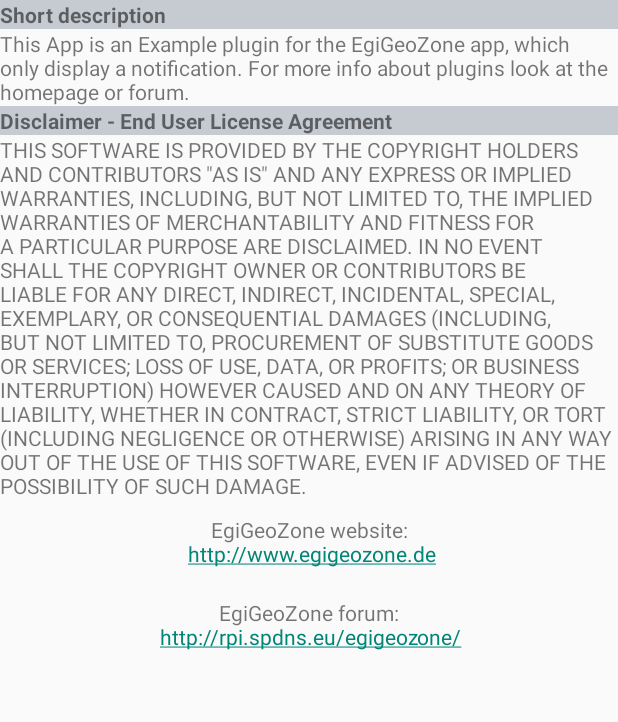
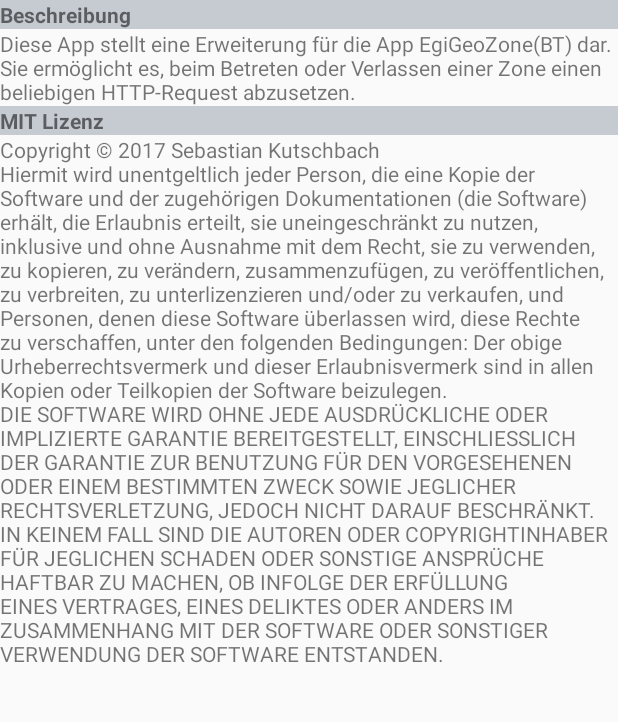
Before and after one commit to sebastiankutschbach/HTTPPlugin, an Android app: the layout info.xml on its own in the app's theme, with its tools: preview values and no code run, on a phone screen of 412 x 824 dp, the part 48-770 px from its top. Run offline under Robolectric (Android 15) with nearby library versions, the phone set to English and light mode, and no system bars.

```diff
--- a/app/src/main/java/kutschi/de/httpplugin/Info.java
+++ b/app/src/main/java/kutschi/de/httpplugin/Info.java
@@ -13,7 +13,7 @@ public class Info extends AppCompatActivity  {
         try {
             PackageInfo pi = getPackageManager().getPackageInfo("de.egi.geofence.geozone.plugin.example", PackageManager.GET_CONFIGURATIONS);
 			String v = pi.versionName;
-	        setTitle("ExamplePlugin " + v);
+	        setTitle("HttpPlugin " + v);
 		} catch (NameNotFoundException e) {
 			e.printStackTrace();
 		}
--- a/app/src/main/res/layout/info.xml
+++ b/app/src/main/res/layout/info.xml
@@ -41,25 +41,5 @@
         </LinearLayout>
         <TextView android:layout_width="wrap_content" android:layout_height="wrap_content" android:id="@+id/text3" android:text="@string/disclaimer"></TextView>
 
-        <TextView
-            android:id="@+id/hp"
-            android:layout_width="wrap_content"
-            android:layout_height="wrap_content"
-            android:layout_gravity="center"
-            android:autoLink="web"
-            android:gravity="center"
-            android:padding="10dp"
-            android:text="@string/hp"
-            android:textAppearance="?android:attr/textAppearanceSmall" />
-        <TextView
-            android:id="@+id/forum"
-            android:layout_width="wrap_content"
-            android:layout_height="wrap_content"
-            android:layout_gravity="center"
-            android:autoLink="web"
-            android:gravity="center"
-            android:padding="10dp"
-            android:text="@string/forum"
-            android:textAppearance="?android:attr/textAppearanceSmall" />
     </LinearLayout>
 </ScrollView>
--- a/app/src/main/res/values/strings.xml
+++ b/app/src/main/res/values/strings.xml
@@ -1,19 +1,20 @@
 <resources tools:ignore="MissingTranslation" xmlns:tools="http://schemas.android.com/tools">
     <string name="app_name">HTTP Plugin</string>
-    <string name="settings">Please enter your Example Plugin settings here!</string>
+    <!--<string name="settings">Please enter your Example Plugin settings here!</string>-->
     <string name="action_info">Info</string>
 
-    <string name="info_title">Short description</string>
-    <string name="info">This App is an Example plugin for the EgiGeoZone app, which only display a notification. For more info about plugins look at the homepage or forum.</string>
-    <string name="disclaimer_title">Disclaimer - End User License Agreement</string>
-    <string name="disclaimer">THIS SOFTWARE IS PROVIDED BY THE COPYRIGHT HOLDERS AND CONTRIBUTORS \"AS IS\" AND ANY EXPRESS OR IMPLIED WARRANTIES, INCLUDING, BUT NOT LIMITED TO, THE IMPLIED WARRANTIES OF MERCHANTABILITY AND FITNESS FOR A PARTICULAR PURPOSE ARE DISCLAIMED. IN NO EVENT SHALL THE COPYRIGHT OWNER OR CONTRIBUTORS BE LIABLE FOR ANY DIRECT, INDIRECT, INCIDENTAL, SPECIAL, EXEMPLARY, OR CONSEQUENTIAL DAMAGES (INCLUDING, BUT NOT LIMITED TO, PROCUREMENT OF SUBSTITUTE GOODS OR SERVICES; LOSS OF USE, DATA, OR PROFITS; OR BUSINESS INTERRUPTION) HOWEVER CAUSED AND ON ANY THEORY OF LIABILITY, WHETHER IN CONTRACT, STRICT LIABILITY, OR TORT (INCLUDING NEGLIGENCE OR OTHERWISE) ARISING IN ANY WAY OUT OF THE USE OF THIS SOFTWARE, EVEN IF ADVISED OF THE POSSIBILITY OF SUCH DAMAGE.</string>
-
-    <string name="hp_help">You can find the EgiGeoZone manual here:\n <a href="http://www.egigeozone.de/manual/default_en.html">http://www.egigeozone.de/manual/default_en.html</a></string>
-    <string name="hp">EgiGeoZone website:\n <a href="http://www.egigeozone.de">http://www.egigeozone.de</a></string>
-    <string name="forum">EgiGeoZone forum:\n <a href="http://rpi.spdns.eu/egigeozone/">http://rpi.spdns.eu/egigeozone/</a></string>
+    <string name="info_title">Beschreibung</string>
+    <string name="info">Diese App stellt eine Erweiterung für die App EgiGeoZone(BT) dar. Sie ermöglicht es, beim Betreten oder Verlassen einer Zone einen beliebigen HTTP-Request abzusetzen.</string>
+    <string name="disclaimer_title">MIT Lizenz</string>
+    <string name="disclaimer">Copyright © 2017 Sebastian Kutschbach\nHiermit wird unentgeltlich jeder Person, die eine Kopie der Software und der zugehörigen Dokumentationen (die "Software") erhält,
+        die Erlaubnis erteilt, sie uneingeschränkt zu nutzen, inklusive und ohne Ausnahme mit dem Recht, sie zu verwenden, zu kopieren, zu verändern, zusammenzufügen, zu veröffentlichen, zu verbreiten,
+        zu unterlizenzieren und/oder zu verkaufen, und Personen, denen diese Software überlassen wird, diese Rechte zu verschaffen, unter den folgenden Bedingungen: Der obige Urheberrechtsvermerk und
+        dieser Erlaubnisvermerk sind in allen Kopien oder Teilkopien der Software beizulegen.
+        \nDIE SOFTWARE WIRD OHNE JEDE AUSDRÜCKLICHE ODER IMPLIZIERTE GARANTIE BEREITGESTELLT, EINSCHLIESSLICH DER GARANTIE ZUR BENUTZUNG FÜR DEN VORGESEHENEN ODER EINEM BESTIMMTEN ZWECK SOWIE JEGLICHER
+        RECHTSVERLETZUNG, JEDOCH NICHT DARAUF BESCHRÄNKT. IN KEINEM FALL SIND DIE AUTOREN ODER COPYRIGHTINHABER FÜR JEGLICHEN SCHADEN ODER SONSTIGE ANSPRÜCHE HAFTBAR ZU MACHEN, OB INFOLGE DER ERFÜLLUNG
+        EINES VERTRAGES, EINES DELIKTES ODER ANDERS IM ZUSAMMENHANG MIT DER SOFTWARE ODER SONSTIGER VERWENDUNG DER SOFTWARE ENTSTANDEN.</string>
 
     <string name="title">HTTP Plugin settings</string>
-    <string name="aswitch">Show notification</string>
     <string name="notificationText">Notification text</string>
 
     <string name="authentification">Authentifizierung</string>
```
Also changed, not shown: 2 other files.
